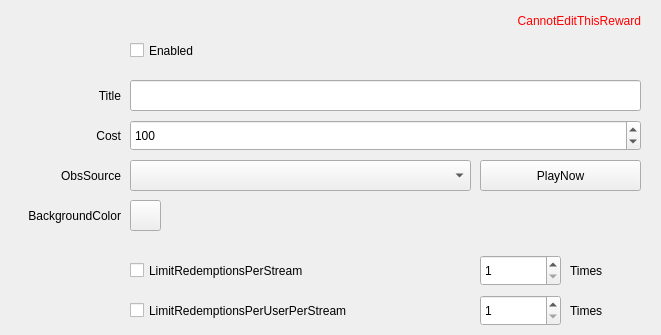
Before: the Qt Designer form src/EditRewardDialog.ui in gottagofaster236/RewardsTheater, drawn with Qt 5; both pictures show x 0 to 661 and y 0 to 335 of the 661 by 481 pixel window.
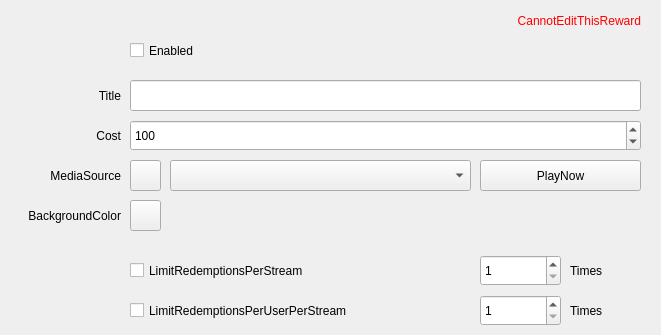
After: the same form once the commit is applied.

Commit message: Choose an OBS source for a Reward. WIP on showing and hiding rewards for playback.

What changed in the file:
```diff
--- a/src/EditRewardDialog.ui
+++ b/src/EditRewardDialog.ui
@@ -97,28 +97,12 @@
     <string>Cancel</string>
    </property>
   </widget>
-  <widget class="QLabel" name="obsSourceLabel">
-   <property name="geometry">
-    <rect>
-     <x>10</x>
-     <y>160</y>
-     <width>111</width>
-     <height>31</height>
-    </rect>
-   </property>
-   <property name="text">
-    <string>ObsSource</string>
-   </property>
-   <property name="alignment">
-    <set>Qt::AlignRight|Qt::AlignTrailing|Qt::AlignVCenter</set>
-   </property>
-  </widget>
   <widget class="QComboBox" name="obsSourceComboBox">
    <property name="geometry">
     <rect>
-     <x>130</x>
+     <x>170</x>
      <y>160</y>
-     <width>341</width>
+     <width>301</width>
      <height>31</height>
     </rect>
    </property>
@@ -367,6 +351,47 @@
     <set>Qt::AlignRight|Qt::AlignTrailing|Qt::AlignVCenter</set>
    </property>
   </widget>
+  <widget class="QToolButton" name="updateObsSourcesButton">
+   <property name="geometry">
+    <rect>
+     <x>130</x>
+     <y>160</y>
+     <width>31</width>
+     <height>31</height>
+    </rect>
+   </property>
+   <property name="text">
+    <string/>
+   </property>
+  </widget>
+  <widget class="QLabel" name="mediaSourceLabel">
+   <property name="geometry">
+    <rect>
+     <x>10</x>
+     <y>150</y>
+     <width>111</width>
+     <height>51</height>
+    </rect>
+   </property>
+   <property name="minimumSize">
+    <size>
+     <width>0</width>
+     <height>51</height>
+    </size>
+   </property>
+   <property name="maximumSize">
+    <size>
+     <width>16777215</width>
+     <height>51</height>
+    </size>
+   </property>
+   <property name="text">
+    <string>MediaSource</string>
+   </property>
+   <property name="alignment">
+    <set>Qt::AlignRight|Qt::AlignTrailing|Qt::AlignVCenter</set>
+   </property>
+  </widget>
  </widget>
  <resources/>
  <connections/>
```
Left out of the diff: 2 changed lines with no effect on the pictures. The commit also changes 17 other files.
